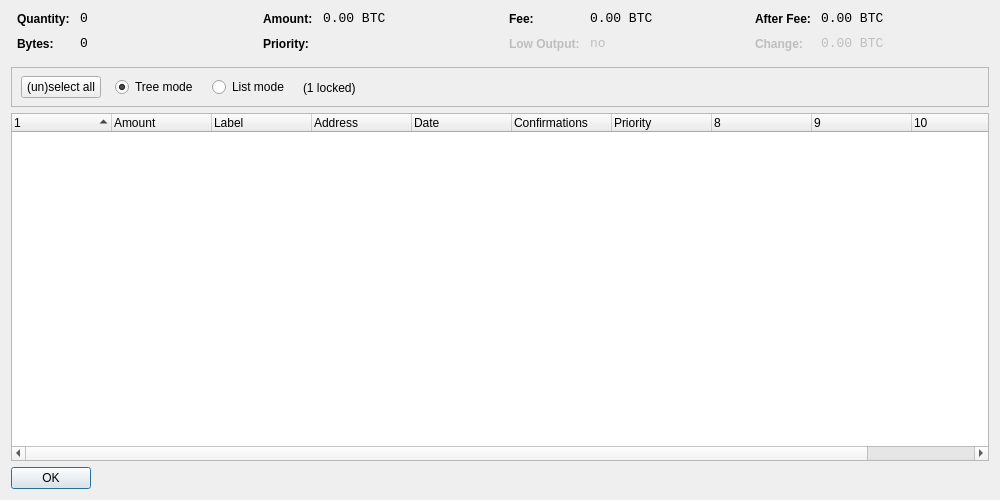
The window that src/qt/forms/coincontroldialog.ui (doriancoin-project/doriancoin-v016-archived) describes before a commit, drawn with Qt 5.
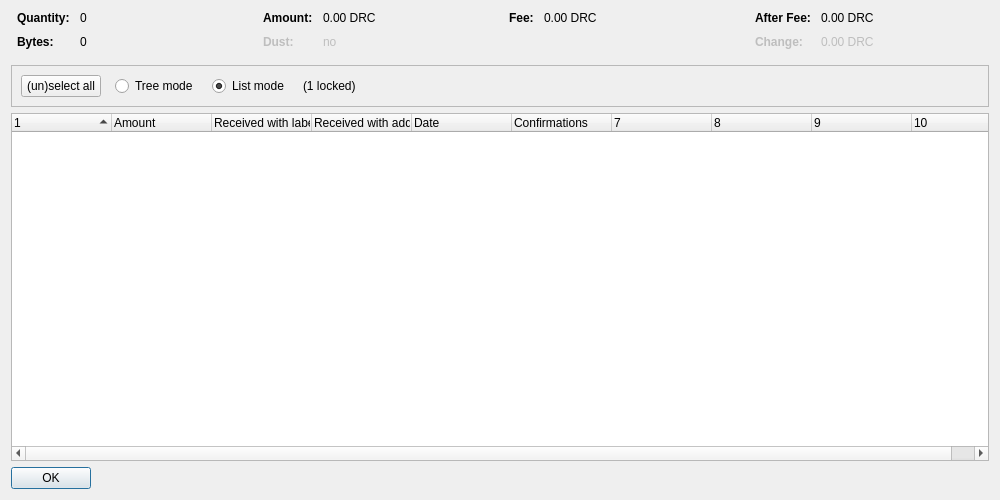
The same window after the commit. Custom widgets are drawn as their Qt base class.

The edit to the form file:
```diff
--- a/src/qt/forms/coincontroldialog.ui
+++ b/src/qt/forms/coincontroldialog.ui
@@ -38,8 +38,11 @@
        </property>
        <item row="0" column="0">
         <widget class="QLabel" name="labelCoinControlQuantityText">
-         <property name="styleSheet">
-          <string notr="true">font-weight:bold;</string>
+         <property name="font">
+          <font>
+           <weight>75</weight>
+           <bold>true</bold>
+          </font>
          </property>
          <property name="text">
           <string>Quantity:</string>
@@ -48,12 +51,6 @@
        </item>
        <item row="0" column="1">
         <widget class="QLabel" name="labelCoinControlQuantity">
-         <property name="font">
-          <font>
-           <family>Monospace</family>
-           <pointsize>10</pointsize>
-          </font>
-         </property>
          <property name="cursor">
           <cursorShape>IBeamCursor</cursorShape>
          </property>
@@ -70,8 +67,11 @@
        </item>
        <item row="1" column="0">
         <widget class="QLabel" name="labelCoinControlBytesText">
-         <property name="styleSheet">
-          <string notr="true">font-weight:bold;</string>
+         <property name="font">
+          <font>
+           <weight>75</weight>
+           <bold>true</bold>
+          </font>
          </property>
          <property name="text">
           <string>Bytes:</string>
@@ -80,12 +80,6 @@
        </item>
        <item row="1" column="1">
         <widget class="QLabel" name="labelCoinControlBytes">
-         <property name="font">
-          <font>
-           <family>Monospace</family>
-           <pointsize>10</pointsize>
-          </font>
-         </property>
          <property name="cursor">
           <cursorShape>IBeamCursor</cursorShape>
          </property>
@@ -118,8 +112,11 @@
        </property>
        <item row="0" column="0">
         <widget class="QLabel" name="labelCoinControlAmountText">
-         <property name="styleSheet">
-          <string notr="true">font-weight:bold;</string>
+         <property name="font">
+          <font>
+           <weight>75</weight>
+           <bold>true</bold>
+          </font>
          </property>
          <property name="text">
           <string>Amount:</string>
@@ -128,12 +125,6 @@
        </item>
        <item row="0" column="1">
         <widget class="QLabel" name="labelCoinControlAmount">
-         <property name="font">
-          <font>
-           <family>Monospace</family>
-           <pointsize>10</pointsize>
-          </font>
-         </property>
          <property name="cursor">
           <cursorShape>IBeamCursor</cursorShape>
          </property>
@@ -141,7 +132,7 @@
           <enum>Qt::ActionsContextMenu</enum>
          </property>
          <property name="text">
-          <string notr="true">0.00 BTC</string>
+          <string notr="true">0.00 DRC</string>
          </property>
          <property name="textInteractionFlags">
           <set>Qt::LinksAccessibleByMouse|Qt::TextSelectableByKeyboard|Qt::TextSelectableByMouse</set>
@@ -149,22 +140,25 @@
         </widget>
        </item>
        <item row="1" column="0">
-        <widget class="QLabel" name="labelCoinControlPriorityText">
-         <property name="styleSheet">
-          <string notr="true">font-weight:bold;</string>
+        <widget class="QLabel" name="labelCoinControlLowOutputText">
+         <property name="enabled">
+          <bool>false</bool>
+         </property>
+         <property name="font">
+          <font>
+           <weight>75</weight>
+           <bold>true</bold>
+          </font>
          </property>
          <property name="text">
-          <string>Priority:</string>
+          <string>Dust:</string>
          </property>
         </widget>
        </item>
        <item row="1" column="1">
-        <widget class="QLabel" name="labelCoinControlPriority">
-         <property name="font">
-          <font>
-           <family>Monospace</family>
-           <pointsize>10</pointsize>
-          </font>
+        <widget class="QLabel" name="labelCoinControlLowOutput">
+         <property name="enabled">
+          <bool>false</bool>
          </property>
          <property name="cursor">
           <cursorShape>IBeamCursor</cursorShape>
@@ -173,7 +167,7 @@
           <enum>Qt::ActionsContextMenu</enum>
          </property>
          <property name="text">
-          <string/>
+          <string notr="true">no</string>
          </property>
          <property name="textInteractionFlags">
           <set>Qt::LinksAccessibleByMouse|Qt::TextSelectableByKeyboard|Qt::TextSelectableByMouse</set>
@@ -198,8 +192,11 @@
        </property>
        <item row="0" column="0">
         <widget class="QLabel" name="labelCoinControlFeeText">
-         <property name="styleSheet">
-          <string notr="true">font-weight:bold;</string>
+         <property name="font">
+          <font>
+           <weight>75</weight>
+           <bold>true</bold>
+          </font>
          </property>
          <property name="text">
           <string>Fee:</string>
@@ -208,12 +205,6 @@
        </item>
        <item row="0" column="1">
         <widget class="QLabel" name="labelCoinControlFee">
-         <property name="font">
-          <font>
-           <family>Monospace</family>
-           <pointsize>10</pointsize>
-          </font>
-         </property>
          <property name="cursor">
           <cursorShape>IBeamCursor</cursorShape>
          </property>
@@ -221,45 +212,7 @@
           <enum>Qt::ActionsContextMenu</enum>
          </property>
          <property name="text">
-          <string notr="true">0.00 BTC</string>
-         </property>
-         <property name="textInteractionFlags">
-          <set>Qt::LinksAccessibleByMouse|Qt::TextSelectableByKeyboard|Qt::TextSelectableByMouse</set>
-         </property>
-        </widget>
-       </item>
-       <item row="1" column="0">
-        <widget class="QLabel" name="labelCoinControlLowOutputText">
-         <property name="enabled">
-          <bool>false</bool>
-         </property>
-         <property name="styleSheet">
-          <string notr="true">font-weight:bold;</string>
-         </property>
-         <property name="text">
-          <string>Low Output:</string>
-         </property>
-        </widget>
-       </item>
-       <item row="1" column="1">
-        <widget class="QLabel" name="labelCoinControlLowOutput">
-         <property name="enabled">
-          <bool>false</bool>
-         </property>
-         <property name="font">
-          <font>
-           <family>Monospace</family>
-           <pointsize>10</pointsize>
-          </font>
-         </property>
-         <property name="cursor">
-          <cursorShape>IBeamCursor</cursorShape>
-         </property>
-         <property name="contextMenuPolicy">
-          <enum>Qt::ActionsContextMenu</enum>
-         </property>
-         <property name="text">
-          <string>no</string>
+          <string notr="true">0.00 DRC</string>
          </property>
          <property name="textInteractionFlags">
           <set>Qt::LinksAccessibleByMouse|Qt::TextSelectableByKeyboard|Qt::TextSelectableByMouse</set>
@@ -284,8 +237,11 @@
        </property>
        <item row="0" column="0">
         <widget class="QLabel" name="labelCoinControlAfterFeeText">
-         <property name="styleSheet">
-          <string notr="true">font-weight:bold;</string>
+         <property name="font">
+          <font>
+           <weight>75</weight>
+           <bold>true</bold>
+          </font>
          </property>
          <property name="text">
           <string>After Fee:</string>
@@ -294,12 +250,6 @@
        </item>
        <item row="0" column="1">
         <widget class="QLabel" name="labelCoinControlAfterFee">
-         <property name="font">
-          <font>
-           <family>Monospace</family>
-           <pointsize>10</pointsize>
-          </font>
-         </property>
          <property name="cursor">
           <cursorShape>IBeamCursor</cursorShape>
          </property>
@@ -307,7 +257,7 @@
           <enum>Qt::ActionsContextMenu</enum>
          </property>
          <property name="text">
-          <string notr="true">0.00 BTC</string>
+          <string notr="true">0.00 DRC</string>
          </property>
          <property name="textInteractionFlags">
           <set>Qt::LinksAccessibleByMouse|Qt::TextSelectableByKeyboard|Qt::TextSelectableByMouse</set>
@@ -319,8 +269,11 @@
          <property name="enabled">
           <bool>false</bool>
          </property>
-         <property name="styleSheet">
-          <string notr="true">font-weight:bold;</string>
+         <property name="font">
+          <font>
+           <weight>75</weight>
+           <bold>true</bold>
+          </font>
          </property>
          <property name="text">
           <string>Change:</string>
@@ -332,12 +285,6 @@
          <property name="enabled">
           <bool>false</bool>
          </property>
-         <property name="font">
-          <font>
-           <family>Monospace</family>
-           <pointsize>10</pointsize>
-          </font>
-         </property>
          <property name="cursor">
           <cursorShape>IBeamCursor</cursorShape>
          </property>
@@ -345,7 +292,7 @@
           <enum>Qt::ActionsContextMenu</enum>
          </property>
          <property name="text">
-          <string notr="true">0.00 BTC</string>
+          <string notr="true">0.00 DRC</string>
          </property>
          <property name="textInteractionFlags">
           <set>Qt::LinksAccessibleByMouse|Qt::TextSelectableByKeyboard|Qt::TextSelectableByMouse</set>
@@ -370,15 +317,8 @@
      <property name="frameShadow">
       <enum>QFrame::Sunken</enum>
      </property>
-     <widget class="QWidget" name="horizontalLayoutWidget">
-      <property name="geometry">
-       <rect>
-        <x>10</x>
-        <y>0</y>
-        <width>781</width>
-        <height>41</height>
-       </rect>
-      </property>
+     <layout class="QHBoxLayout" name="horizontalLayout">
+      <item>
       <layout class="QHBoxLayout" name="horizontalLayoutPanel" stretch="0,0,0,0,0">
        <property name="spacing">
         <number>14</number>
@@ -394,6 +334,9 @@
          <property name="text">
           <string>(un)select all</string>
          </property>
+          <property name="autoDefault">
+           <bool>false</bool>
+          </property>
         </widget>
        </item>
        <item>
@@ -407,9 +350,6 @@
          <property name="text">
           <string>Tree mode</string>
          </property>
-         <property name="checked">
-          <bool>true</bool>
-         </property>
         </widget>
        </item>
        <item>
@@ -423,6 +363,9 @@
          <property name="text">
           <string>List mode</string>
          </property>
+          <property name="checked">
+           <bool>true</bool>
+          </property>
         </widget>
        </item>
        <item>
@@ -446,7 +389,8 @@
         </spacer>
        </item>
       </layout>
-     </widget>
+      </item>
+     </layout>
     </widget>
    </item>
    <item>
@@ -458,7 +402,7 @@
       <bool>false</bool>
      </property>
      <property name="columnCount">
-      <number>11</number>
+      <number>10</number>
      </property>
      <attribute name="headerShowSortIndicator" stdset="0">
       <bool>true</bool>
@@ -478,12 +422,12 @@
      </column>
      <column>
       <property name="text">
-       <string notr="true">Label</string>
+       <string>Received with label</string>
       </property>
      </column>
      <column>
       <property name="text">
-       <string>Address</string>
+       <string>Received with address</string>
       </property>
      </column>
      <column>
@@ -499,11 +443,6 @@
        <string>Confirmed</string>
       </property>
      </column>
-     <column>
-      <property name="text">
-       <string>Priority</string>
-      </property>
-     </column>
      <column>
       <property name="text">
        <string/>
```
Left out of the diff: 4 changed lines with no effect on the pictures. Lines whose indentation alone changed are shown as unchanged.
